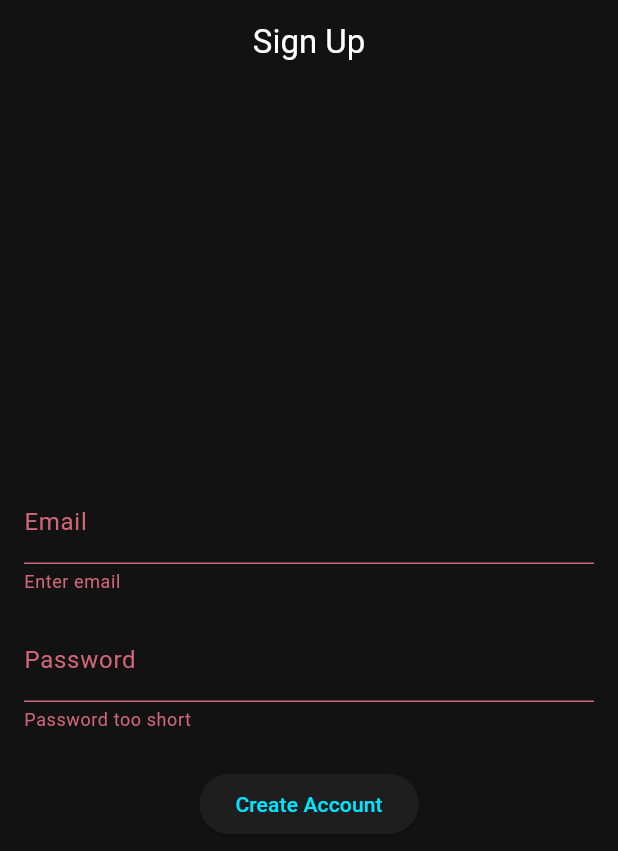
After one commit to mun33b-exe/doctor_drive, a Flutter app: the SignUpScreen screen opened by its route, after a tap on "Create Account", on a phone screen of 412 x 824 dp. The commit adds this screen. Shown: the top 851 px of the screen. Run offline on Flutter 3.47's test engine with Material 3 defaults, Android fonts, the phone set to English and light mode, and no system bars; our stand-ins replace cloud_firestore, equatable, firebase_auth, firebase_core, flutter_riverpod, fpdart and 5 more; missing offline and left inert: flutter_3d_controller; accounts and stored records are empty.

Commit message:
feat: Implement user authentication with login, signup, and profile screens, enhance OBD data parsing, and add cache failure handling.

```diff
--- a/lib/core/errors/failure.dart
+++ b/lib/core/errors/failure.dart
@@ -10,7 +10,11 @@ abstract class Failure extends Equatable {
 }
 
 class ServerFailure extends Failure {
-  const ServerFailure(String message) : super(message);
+  const ServerFailure(super.message);
+}
+
+class CacheFailure extends Failure {
+  const CacheFailure(super.message);
 }
 
 class ConnectionFailure extends Failure {
--- /dev/null
+++ b/lib/features/auth/presentation/providers/auth_provider.dart
@@ -0,0 +1,47 @@
+import 'package:firebase_auth/firebase_auth.dart';
+import 'package:flutter_riverpod/flutter_riverpod.dart';
+import '../../../../core/utils/logger.dart';
+
+// Current User Provider
+final userProvider = StreamProvider<User?>((ref) {
+  return FirebaseAuth.instance.authStateChanges();
+});
+
+// Auth Controller
+class AuthController extends StateNotifier<AsyncValue<void>> {
+  final FirebaseAuth _auth = FirebaseAuth.instance;
+
+  AuthController() : super(const AsyncValue.data(null));
+
+  Future<void> signIn(String email, String password) async {
+    state = const AsyncValue.loading();
+    state = await AsyncValue.guard(() async {
+      await _auth.signInWithEmailAndPassword(email: email, password: password);
+      logger.i('User signed in: ${_auth.currentUser?.email}');
+    });
+  }
+
+  Future<void> signUp(String email, String password) async {
+    state = const AsyncValue.loading();
+    state = await AsyncValue.guard(() async {
+      await _auth.createUserWithEmailAndPassword(
+        email: email,
+        password: password,
+      );
+      logger.i('User signed up: ${_auth.currentUser?.email}');
+    });
+  }
+
+  Future<void> signOut() async {
+    state = const AsyncValue.loading();
+    state = await AsyncValue.guard(() async {
+      await _auth.signOut();
+      logger.i('User signed out');
+    });
+  }
+}
+
+final authControllerProvider =
+    StateNotifierProvider<AuthController, AsyncValue<void>>((ref) {
+      return AuthController();
+    });
--- /dev/null
+++ b/lib/features/auth/presentation/screens/signup_screen.dart
@@ -0,0 +1,94 @@
+import 'package:flutter/material.dart';
+import 'package:flutter_riverpod/flutter_riverpod.dart';
+import 'package:go_router/go_router.dart';
+import '../../../../core/theme/app_colors.dart';
+import '../providers/auth_provider.dart';
+
+class SignUpScreen extends ConsumerStatefulWidget {
+  const SignUpScreen({super.key});
+
+  @override
+  ConsumerState<SignUpScreen> createState() => _SignUpScreenState();
+}
+
+class _SignUpScreenState extends ConsumerState<SignUpScreen> {
+  final _emailController = TextEditingController();
+  final _passwordController = TextEditingController();
+  final _formKey = GlobalKey<FormState>();
+
+  @override
+  void dispose() {
+    _emailController.dispose();
+    _passwordController.dispose();
+    super.dispose();
+  }
+
+  void _submit() {
+    if (_formKey.currentState!.validate()) {
+      ref
+          .read(authControllerProvider.notifier)
+          .signUp(
+            _emailController.text.trim(),
+            _passwordController.text.trim(),
+          );
+    }
+  }
+
+  @override
+  Widget build(BuildContext context) {
+    final authState = ref.watch(authControllerProvider);
+
+    ref.listen(authControllerProvider, (previous, next) {
+      next.whenOrNull(
+        error: (err, stack) {
+          ScaffoldMessenger.of(context).showSnackBar(
+            SnackBar(
+              content: Text(err.toString()),
+              backgroundColor: AppColors.error,
+            ),
+          );
+        },
+        data: (_) {
+          // Navigate to Dashboard on success
+          if (next.hasValue && !next.isLoading && previous != next) {
+            context.go('/dashboard');
+          }
+        },
+      );
+    });
+
+    return Scaffold(
+      appBar: AppBar(title: const Text('Sign Up')),
+      body: Padding(
+        padding: const EdgeInsets.all(16.0),
+        child: Form(
+          key: _formKey,
+          child: Column(
+            mainAxisAlignment: MainAxisAlignment.center,
+            children: [
+              TextFormField(
+                controller: _emailController,
+                decoration: const InputDecoration(labelText: 'Email'),
+                validator: (v) => v!.isEmpty ? 'Enter email' : null,
+              ),
+              const SizedBox(height: 16),
+              TextFormField(
+                controller: _passwordController,
+                decoration: const InputDecoration(labelText: 'Password'),
+                obscureText: true,
+                validator: (v) => v!.length < 6 ? 'Password too short' : null,
+              ),
+              const SizedBox(height: 24),
+              authState.isLoading
+                  ? const CircularProgressIndicator()
+                  : ElevatedButton(
+                      onPressed: _submit,
+                      child: const Text('Create Account'),
+                    ),
+            ],
+          ),
+        ),
+      ),
+    );
+  }
+}
--- a/lib/features/live_data/presentation/screens/dashboard_screen.dart
+++ b/lib/features/live_data/presentation/screens/dashboard_screen.dart
@@ -48,6 +48,12 @@ class _DashboardScreenState extends ConsumerState<DashboardScreen> {
             icon: const Icon(Icons.settings),
             onPressed: () {
               context.push('/settings');
+            },
+          ),
+          IconButton(
+            icon: const Icon(Icons.person),
+            onPressed: () {
+              context.push('/profile');
             },
           ),
         ],
```
Also changed, not shown: lib/core/router/app_router.dart (+12 -0 lines), lib/core/utils/obd_parser.dart (+13 -9 lines), lib/features/auth/presentation/screens/login_screen.dart (added, +104 -0 lines), lib/features/auth/presentation/screens/user_profile_screen.dart (added, +72 -0 lines), 1 other file.
